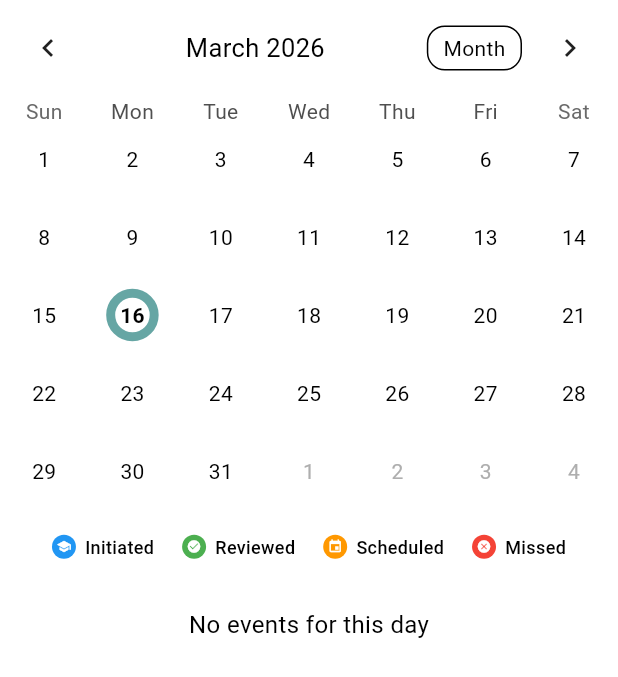
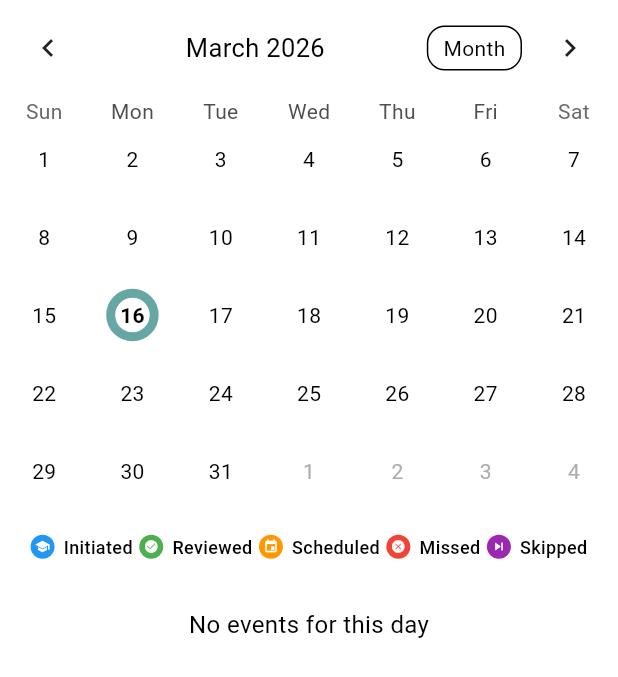
Before and after one commit to imnexerio/revix, a Flutter app: the StudyCalendar widget shown alone on an empty page, opened directly with empty values, on a phone screen of 412 x 824 dp. Shown: the top 677 px of the screen. Run offline on Flutter 3.47's test engine with Material 3 defaults, Android fonts, the phone set to English and light mode, and no system bars; drawn by our look-alikes of table_calendar; our stand-ins replace file_picker, firebase_auth, firebase_core, firebase_database, fl_chart, flutter_image_compress and 8 more; missing offline and left inert: dart:js_interop, home_widget; accounts and stored records are empty; generated files the repository leaves out were written again.

Commit message:
feat: add support for skipped dates in MonthlyCalendar and update event counts

```diff
--- a/lib/HomePage/MonthlyCalender.dart
+++ b/lib/HomePage/MonthlyCalender.dart
@@ -102,6 +102,28 @@ class _StudyCalendarState extends State<StudyCalendar> {
 
           _events[key]!.add({
             'type': 'missed',
+            'category': record['category'],
+            'sub_category': record['sub_category'],
+            'record_title': record['record_title'],
+            'description': details['description'],
+            'status': details['status'] ?? 'Enabled',
+            'entry_type': details['entry_type'],
+          });
+        }
+      }
+
+      // Add skipped dates
+      if (details.containsKey('skipped_dates') && details['skipped_dates'] is List) {
+        for (var dateStr in (details['skipped_dates'] as List)) {
+          final dateSkipped = DateTime.parse(dateStr.toString());
+          final key = DateTime(dateSkipped.year, dateSkipped.month, dateSkipped.day);
+
+          if (_events[key] == null) {
+            _events[key] = [];
+          }
+
+          _events[key]!.add({
+            'type': 'skipped',
             'category': record['category'],
             'sub_category': record['sub_category'],
             'record_title': record['record_title'],
@@ -229,6 +251,7 @@ class _StudyCalendarState extends State<StudyCalendar> {
                 LegendItem( label: 'Reviewed', color: Colors.green, icon: Icons.check_circle,),
                 LegendItem( label: 'Scheduled', color: Colors.orange, icon: Icons.event,),
                 LegendItem( label: 'Missed', color: Colors.red, icon: Icons.cancel,),
+                LegendItem( label: 'Skipped', color: Colors.purple, icon: Icons.skip_next,),
               ],
             ),
           ),
@@ -244,6 +267,7 @@ class _StudyCalendarState extends State<StudyCalendar> {
     int revisedCount = 0;
     int scheduledCount = 0;
     int missedCount = 0;
+    int skippedCount = 0;
 
     for (var event in events) {
       switch (event['type']) {
@@ -259,11 +283,14 @@ class _StudyCalendarState extends State<StudyCalendar> {
         case 'missed':
           missedCount++;
           break;
+        case 'skipped':
+          skippedCount++;
+          break;
       }
     }
 
     // Calculate the total count of events
-    int totalEvents = learnedCount + revisedCount + scheduledCount + missedCount;
+    int totalEvents = learnedCount + revisedCount + scheduledCount + missedCount + skippedCount;
 
     // Create sorted list of event types by count
     final eventCounts = [
@@ -271,6 +298,7 @@ class _StudyCalendarState extends State<StudyCalendar> {
       {'type': 'revised', 'count': revisedCount, 'color': Colors.green},
       {'type': 'scheduled', 'count': scheduledCount, 'color': Colors.orange},
       {'type': 'missed', 'count': missedCount, 'color': Colors.red},
+      {'type': 'skipped', 'count': skippedCount, 'color': Colors.purple},
     ];
 
     // Remove zero count events
@@ -347,6 +375,7 @@ class _StudyCalendarState extends State<StudyCalendar> {
       'revised': <Map<String, dynamic>>[],
       'scheduled': <Map<String, dynamic>>[],
       'missed': <Map<String, dynamic>>[],
+      'skipped': <Map<String, dynamic>>[],
     };
 
     for (var event in selectedEvents) {
@@ -368,6 +397,8 @@ class _StudyCalendarState extends State<StudyCalendar> {
             _buildEventTypeSection('Scheduled', groupedEvents['scheduled']!, Colors.orange),
           if (groupedEvents['missed']!.isNotEmpty)
             _buildEventTypeSection('Missed', groupedEvents['missed']!, Colors.red),
+          if (groupedEvents['skipped']!.isNotEmpty)
+            _buildEventTypeSection('Skipped', groupedEvents['skipped']!, Colors.purple),
         ],
       ),
     );
@@ -526,6 +557,8 @@ class _StudyCalendarState extends State<StudyCalendar> {
         return Icons.cancel;
       case 'scheduled':
         return Icons.event;
+      case 'skipped':
+        return Icons.skip_next;
       default:
         return Icons.event_note;
     }
```
